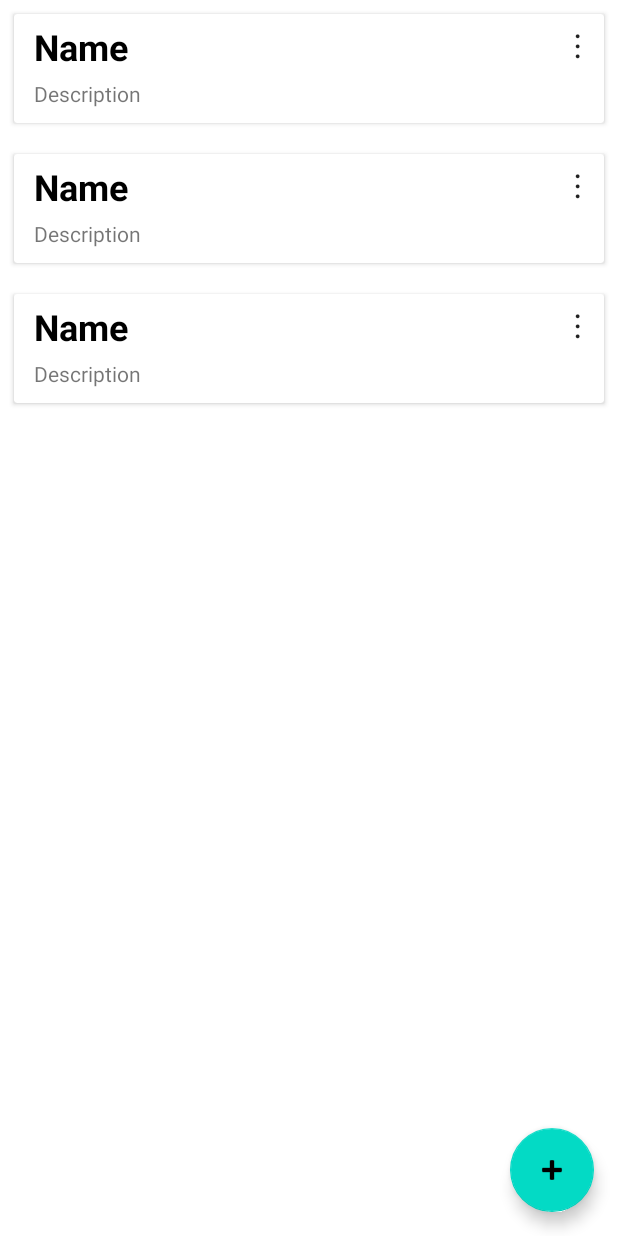
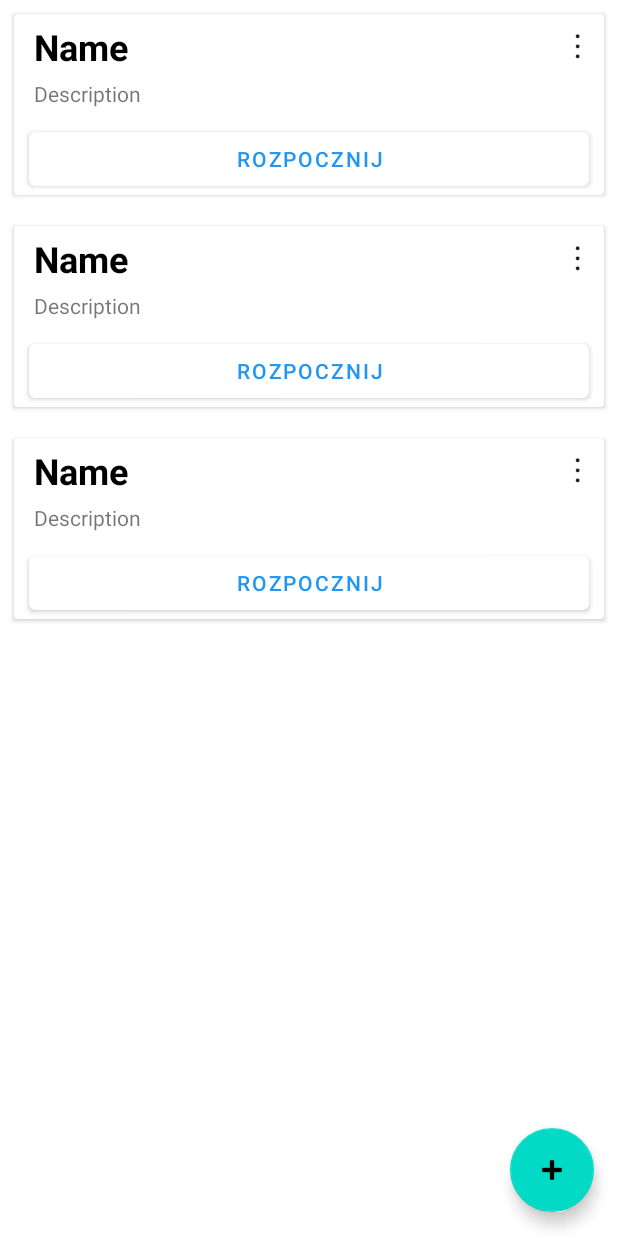
Before and after one commit to Evaluation-PWSZ/Evaluation-of-product-characteristics, an Android app: the layout fragment_dashboard.xml on its own in the app's theme, with its tools: preview values and no code run, on a phone screen of 412 x 824 dp. Run offline under Robolectric (Android 15) with nearby library versions, the phone set to English and light mode, and no system bars; network calls fail.

Commit message:
added button startSession

```diff
--- a/app/src/main/res/layout/degustation_item.xml
+++ b/app/src/main/res/layout/degustation_item.xml
@@ -48,6 +48,19 @@
             android:text="Description"
             android:textSize="14sp" />
 
+        <Button
+            android:id="@+id/startSession"
+            android:layout_width="match_parent"
+            android:layout_height="wrap_content"
+            android:layout_below="@id/description"
+            android:layout_marginStart="10dp"
+            android:layout_marginLeft="10dp"
+            android:layout_marginEnd="10dp"
+            android:layout_marginRight="10dp"
+            android:text="Rozpocznij"
+            android:textColor="#2196F3"
+            app:backgroundTint="#FFFFFF" />
+
         <TextView
             android:id="@+id/more_options"
             android:layout_width="wrap_content"
```
